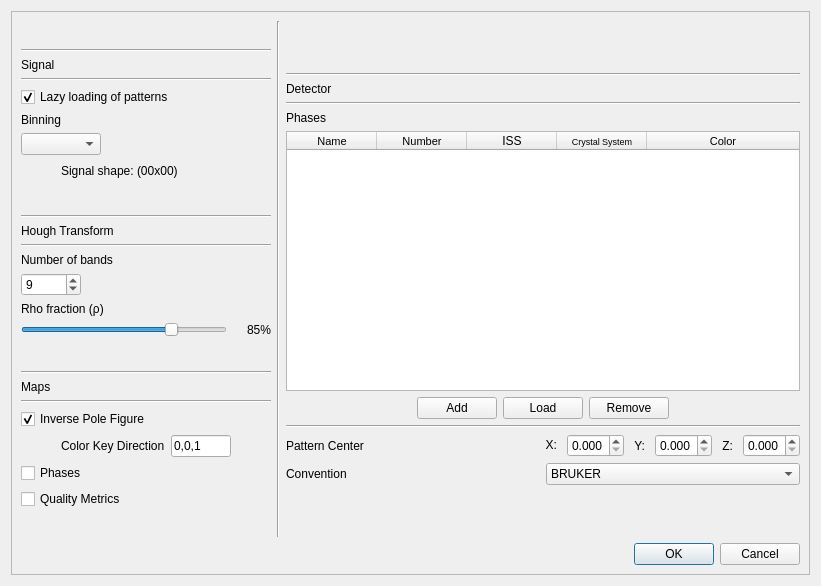
Above: ui/hi_setup.ui from EBSP-Indexer/EBSP-Indexer before the change. Below: the same form after it.
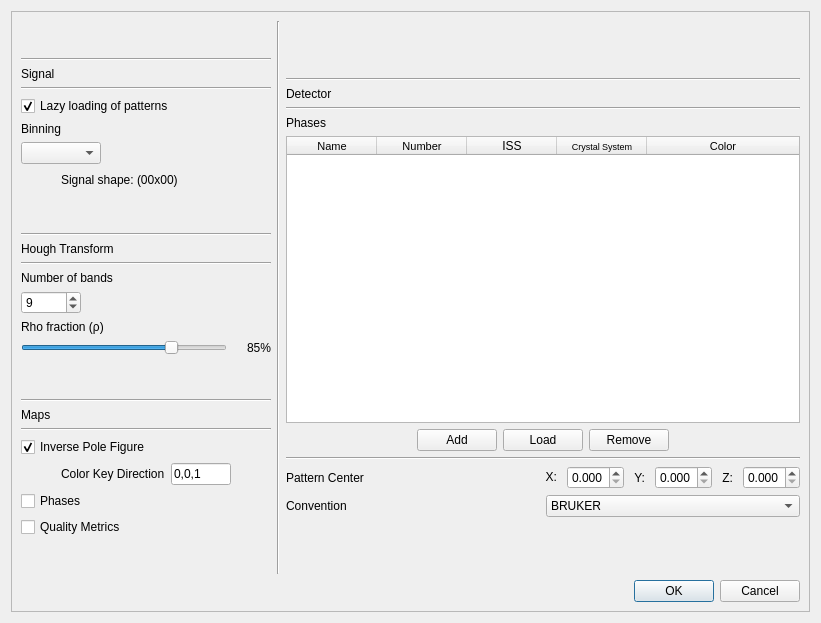
That is the form after the change.

```diff
--- a/ui/hi_setup.ui
+++ b/ui/hi_setup.ui
@@ -7,7 +7,7 @@
     <x>0</x>
     <y>0</y>
     <width>821</width>
-    <height>586</height>
+    <height>623</height>
    </rect>
   </property>
   <property name="windowTitle">
@@ -503,7 +503,6 @@
            <property name="font">
             <font>
              <pointsize>8</pointsize>
-             <weight>50</weight>
              <bold>false</bold>
             </font>
            </property>
@@ -515,7 +514,6 @@
            <property name="font">
             <font>
              <pointsize>8</pointsize>
-             <weight>50</weight>
              <bold>false</bold>
             </font>
            </property>
```
Left out of the diff: 8 changed lines with no effect on the pictures.
